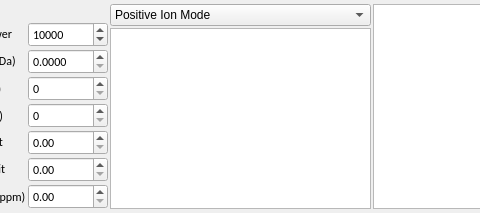
Before: the Qt Designer form src/adplugins/qtwidgets/targetform.ui in qtplatz/qtplatz, drawn with Qt 5; both pictures show x 92 to 572 and y 0 to 213 of the 729 by 213 pixel window.
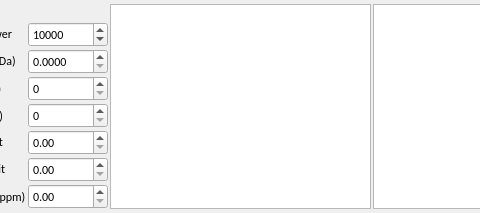
After: the same form once the commit is applied.

Commit message: targetingmethod fileio with ui implemented

```diff
--- a/src/adplugins/qtwidgets/targetform.ui
+++ b/src/adplugins/qtwidgets/targetform.ui
@@ -242,25 +242,7 @@
       </layout>
      </item>
      <item>
-      <layout class="QVBoxLayout" name="verticalLayout">
-       <item>
-        <widget class="QComboBox" name="comboBoxIonMode">
-         <item>
-          <property name="text">
-           <string>Positive Ion Mode</string>
-          </property>
-         </item>
-         <item>
-          <property name="text">
-           <string>Negative Ion Mode</string>
-          </property>
-         </item>
-        </widget>
-       </item>
-       <item>
-        <widget class="QTreeView" name="adductsTree"/>
-       </item>
-      </layout>
+      <widget class="QTreeView" name="adductsTree"/>
      </item>
      <item>
       <widget class="QTreeView" name="formulaeTree"/>
```
The commit also changes 4 other files.
